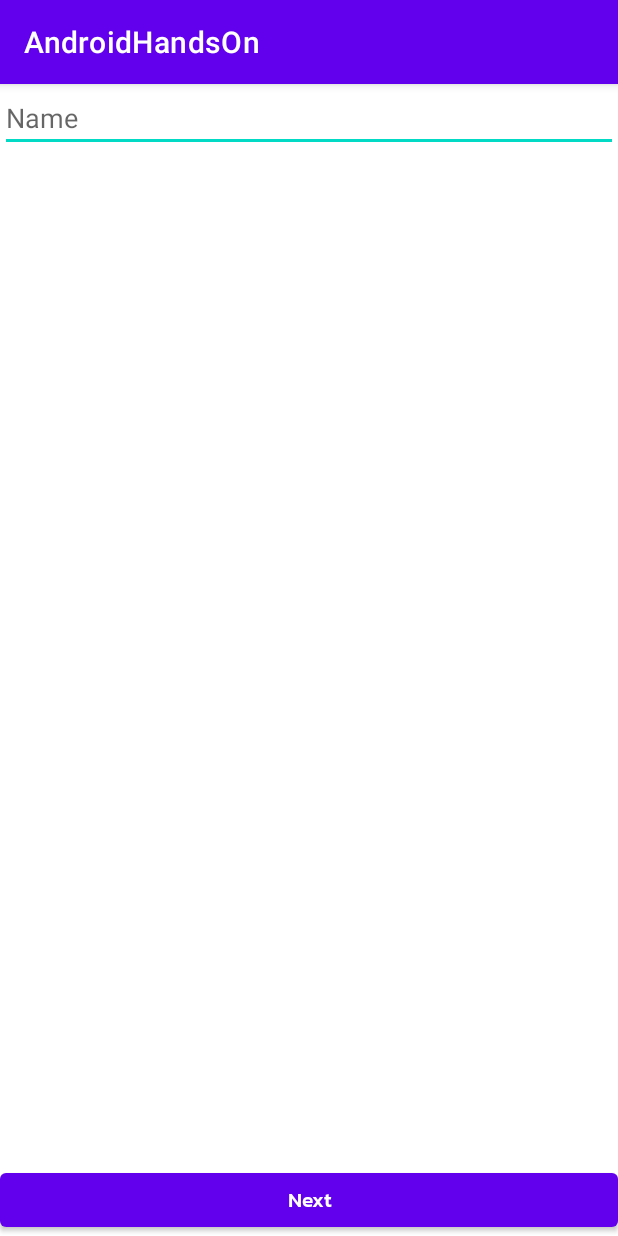
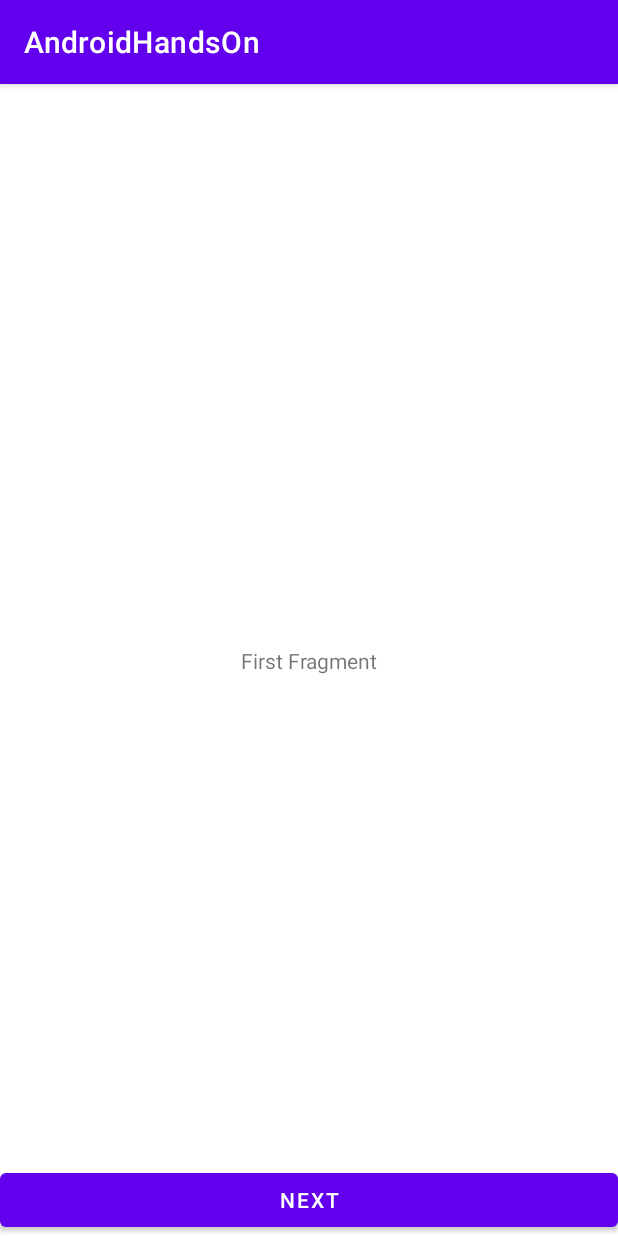
Before and after one commit to Thoritie/AndroidHandsOn, an Android app: the screen it shows after launch (OneActivity before the commit, ExampleFragmentActivity after it), on a phone screen of 412 x 824 dp. Run offline under Robolectric (Android 15) with nearby library versions, the phone set to English and light mode, and no system bars.

Commit message:
:zap: Fragment :snowman:

```diff
--- a/app/build.gradle
+++ b/app/build.gradle
@@ -45,6 +45,7 @@ dependencies {
     implementation 'com.google.android.material:material:1.1.0'
     implementation 'androidx.constraintlayout:constraintlayout:1.1.3'
     implementation "androidx.recyclerview:recyclerview:1.1.0"
+    implementation 'androidx.legacy:legacy-support-v4:1.0.0'
 
     def fragment_version = "1.2.5"
     implementation "androidx.fragment:fragment-ktx:$fragment_version"
--- /dev/null
+++ b/app/src/main/java/com/example/androidhandson/fragment/BaseFragment.kt
@@ -0,0 +1,70 @@
+package com.example.androidhandson.fragment
+
+import android.content.Context
+import android.os.Bundle
+import android.util.Log
+import android.view.LayoutInflater
+import android.view.View
+import android.view.ViewGroup
+import androidx.fragment.app.Fragment
+
+open class BaseFragment: Fragment() {
+
+    val logTag: String
+        get() = this::class.java.simpleName
+
+    override fun onAttach(context: Context) {
+        super.onAttach(context)
+        Log.i(logTag, "onAttach")
+    }
+
+    override fun onCreate(savedInstanceState: Bundle?) {
+        super.onCreate(savedInstanceState)
+        Log.i(logTag, "onCreate")
+
+    }
+
+    override fun onCreateView(
+        inflater: LayoutInflater,
+        container: ViewGroup?,
+        savedInstanceState: Bundle?
+    ): View? {
+        Log.i(logTag, "onCreateView")
+        return super.onCreateView(inflater, container, savedInstanceState)
+    }
+
+    override fun onActivityCreated(savedInstanceState: Bundle?) {
+        super.onActivityCreated(savedInstanceState)
+        Log.i(logTag, "onActivityCreated")
+    }
+
+    override fun onStart() {
+        super.onStart()
+        Log.i(logTag, "onStart")
+    }
+
+    override fun onDetach() {
+        super.onDetach()
+        Log.i(logTag, "onDetach")
+    }
+
+    override fun onDestroy() {
+        super.onDestroy()
+        Log.i(logTag, "onDestroy")
+    }
+
+    override fun onDestroyView() {
+        super.onDestroyView()
+        Log.i(logTag, "onDestroyView")
+    }
+
+    override fun onStop() {
+        super.onStop()
+        Log.i(logTag, "onStop")
+    }
+
+    override fun onPause() {
+        super.onPause()
+        Log.i(logTag, "onPause")
+    }
+}
--- /dev/null
+++ b/app/src/main/java/com/example/androidhandson/fragment/ExampleFragmentActivity.kt
@@ -0,0 +1,21 @@
+package com.example.androidhandson.fragment
+
+import android.os.Bundle
+import androidx.fragment.app.add
+import androidx.fragment.app.commit
+import com.example.androidhandson.R
+import com.example.androidhandson.navigate.BaseNavigateActivity
+
+class ExampleFragmentActivity : BaseNavigateActivity() {
+    override fun onCreate(savedInstanceState: Bundle?) {
+        super.onCreate(savedInstanceState)
+        setContentView(R.layout.activity_example_fragment)
+
+        if(savedInstanceState == null) {
+            supportFragmentManager.commit {
+                setReorderingAllowed(true)
+                add<FirstFragment>(R.id.fragment_container_view)
+            }
+        }
+    }
+}
--- /dev/null
+++ b/app/src/main/java/com/example/androidhandson/fragment/FirstFragment.kt
@@ -0,0 +1,22 @@
+package com.example.androidhandson.fragment
+
+import android.os.Bundle
+import androidx.fragment.app.Fragment
+import android.view.LayoutInflater
+import android.view.View
+import android.view.ViewGroup
+import com.example.androidhandson.R
+
+
+class FirstFragment : BaseFragment() {
+    override fun onCreate(savedInstanceState: Bundle?) {
+        super.onCreate(savedInstanceState)
+    }
+
+    override fun onCreateView(
+        inflater: LayoutInflater, container: ViewGroup?,
+        savedInstanceState: Bundle?
+    ): View? {
+        return inflater.inflate(R.layout.fragment_first, container, false)
+    }
+}
--- /dev/null
+++ b/app/src/main/res/layout/activity_example_fragment.xml
@@ -0,0 +1,14 @@
+<?xml version="1.0" encoding="utf-8"?>
+<androidx.constraintlayout.widget.ConstraintLayout xmlns:android="http://schemas.android.com/apk/res/android"
+    xmlns:app="http://schemas.android.com/apk/res-auto"
+    xmlns:tools="http://schemas.android.com/tools"
+    android:layout_width="match_parent"
+    android:layout_height="match_parent"
+    tools:context=".fragment.ExampleFragmentActivity">
+
+    <androidx.fragment.app.FragmentContainerView
+        android:id="@+id/fragment_container_view"
+        android:layout_width="match_parent"
+        android:layout_height="match_parent" />
+
+</androidx.constraintlayout.widget.ConstraintLayout>
--- /dev/null
+++ b/app/src/main/res/layout/fragment_first.xml
@@ -0,0 +1,29 @@
+<?xml version="1.0" encoding="utf-8"?>
+<androidx.constraintlayout.widget.ConstraintLayout
+    xmlns:android="http://schemas.android.com/apk/res/android"
+    xmlns:tools="http://schemas.android.com/tools"
+    android:layout_width="match_parent"
+    android:layout_height="match_parent"
+    xmlns:app="http://schemas.android.com/apk/res-auto"
+    tools:context=".fragment.FirstFragment">
+
+    <TextView
+        android:id="@+id/textView"
+        android:layout_width="wrap_content"
+        android:layout_height="wrap_content"
+        android:text="First Fragment"
+        app:layout_constraintBottom_toBottomOf="parent"
+        app:layout_constraintEnd_toEndOf="parent"
+        app:layout_constraintStart_toStartOf="parent"
+        app:layout_constraintTop_toTopOf="parent" />
+
+    <Button
+        android:id="@+id/btn_next"
+        android:layout_width="match_parent"
+        android:layout_height="wrap_content"
+        android:text="Next"
+        app:layout_constraintBottom_toBottomOf="parent"
+        app:layout_constraintEnd_toEndOf="parent"
+        app:layout_constraintStart_toStartOf="parent" />
+
+</androidx.constraintlayout.widget.ConstraintLayout>
--- a/app/src/main/res/values/strings.xml
+++ b/app/src/main/res/values/strings.xml
@@ -8,4 +8,6 @@
     <string name="sign_in">sign in</string>
     <string name="sign_up">sign up</string>
     <string name="next">Next</string>
+    <!-- TODO: Remove or change this placeholder text -->
+    <string name="hello_blank_fragment">Hello blank fragment</string>
 </resources>
```
Also changed, not shown: app/src/main/AndroidManifest.xml (+12 -4 lines).
